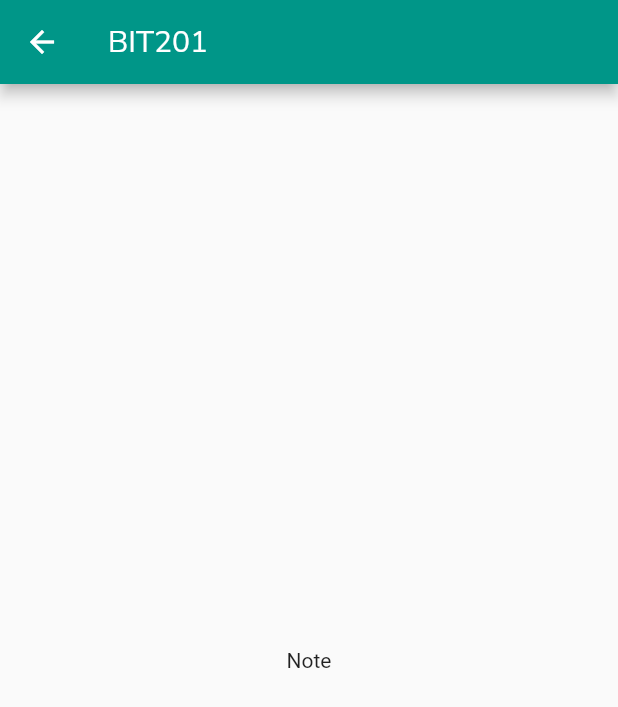
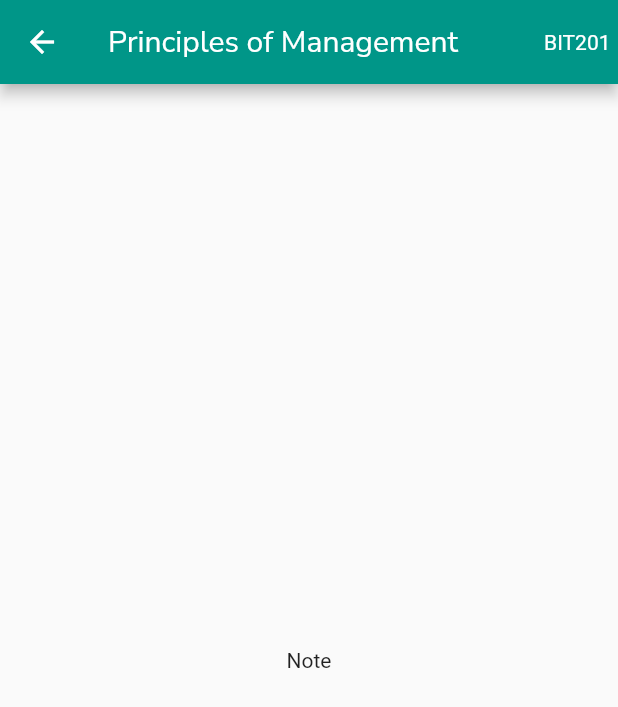
Before and after one commit to fuzintechnologies/noteyphone, a Flutter app: the screen it shows after launch, after a tap on "Principles of Management", on a phone screen of 412 x 824 dp. Shown: the top 707 px of the screen. Run offline on Flutter 3.47's test engine with Material 2 defaults, Android fonts, the phone set to English and light mode, and no system bars.

Commit message:
error fixed

```diff
--- a/lib/homepage.dart
+++ b/lib/homepage.dart
@@ -67,6 +67,7 @@ class _HomePageState extends State<HomePage> {
                 ),
               ),
               ListView.builder(
+                  physics: NeverScrollableScrollPhysics(),
                   shrinkWrap: true,
                   itemCount: subject.length,
                   itemBuilder: (BuildContextcontext, int index) {
--- a/lib/notepage.dart
+++ b/lib/notepage.dart
@@ -1,4 +1,4 @@
-import 'dart:html';
+// import 'dart:html';
 
 import 'package:flutter/material.dart';
 
@@ -14,10 +14,17 @@ class NotePage extends StatelessWidget {
     return Scaffold(
       appBar: AppBar(
         title: Text(
-          code,
+          title,
           style: TextStyle(fontFamily: _font),
         ),
         backgroundColor: _color,
+        actions: [
+          Center(
+              child: Padding(
+            padding: const EdgeInsets.symmetric(horizontal: 5.0),
+            child: Text(code),
+          ))
+        ],
       ),
       body: Center(
         child: Text('Note'),
```
Also changed, not shown: pubspec.lock.
